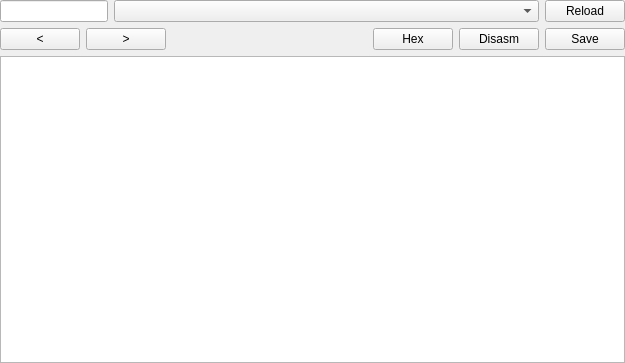
First picture: the form in xdynstructswidget.ui, repository horsicq/XDynStructsWidget, before the edit.
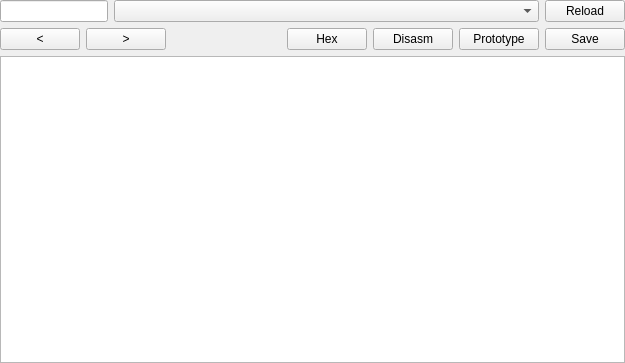
Second picture: the form after the edit. Custom widgets are drawn as their Qt base class.

What changed in the file:
```diff
--- a/xdynstructswidget.ui
+++ b/xdynstructswidget.ui
@@ -100,6 +100,13 @@
        </property>
       </widget>
      </item>
+     <item>
+      <widget class="QPushButton" name="pushButtonStructsPrototype">
+       <property name="text">
+        <string>Prototype</string>
+       </property>
+      </widget>
+     </item>
      <item>
       <widget class="QPushButton" name="pushButtonStructsSave">
        <property name="text">
```
